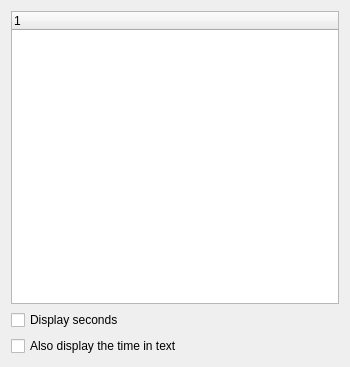
Before: the Qt Designer form plasma/applets/analog-clock/clockConfig.ui in mgottschlag/kwin-tiling, drawn with Qt 5.
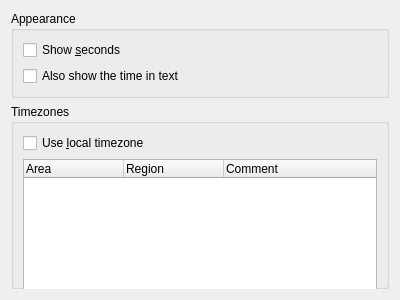
After: the same form once the commit is applied. Custom widgets are drawn as their Qt base class.

Commit message:
Improve clocks config dialogs.
Standardize strings (Eg. Show seconds in both clocks).
Improved layout.
Add the possibility to use local timezone on analog clock.
Other small improvements.

```diff
--- a/plasma/applets/analog-clock/clockConfig.ui
+++ b/plasma/applets/analog-clock/clockConfig.ui
@@ -5,27 +5,30 @@
    <rect>
     <x>0</x>
     <y>0</y>
-    <width>350</width>
-    <height>367</height>
+    <width>400</width>
+    <height>300</height>
    </rect>
   </property>
   <property name="minimumSize" >
    <size>
-    <width>350</width>
-    <height>200</height>
+    <width>400</width>
+    <height>300</height>
    </size>
   </property>
   <layout class="QVBoxLayout" >
    <item>
-    <widget class="KTimeZoneWidget" name="timeZones" >
-     <property name="minimumSize" >
-      <size>
-       <width>300</width>
-       <height>0</height>
-      </size>
-     </property>
-    </widget>
-   </item>
+    <layout class="QVBoxLayout" >
+     <item>
+      <widget class="QGroupBox" name="groupBox" >
+       <property name="title" >
+        <string>Appearance</string>
+       </property>
+       <property name="flat" >
+        <bool>true</bool>
+       </property>
+       <layout class="QVBoxLayout" >
+        <item>
+         <layout class="QVBoxLayout" >
    <item>
     <widget class="QCheckBox" name="showSecondHandCheckBox" >
      <property name="toolTip" >
@@ -35,7 +38,7 @@
       <string>Check this if you want to display the second hand in order to see the seconds.</string>
      </property>
      <property name="text" >
-      <string>Display seconds</string>
+             <string>Show &amp;seconds</string>
      </property>
     </widget>
    </item>
@@ -48,9 +51,64 @@
       <string>Check this if you want to display the time as a string within the clock.</string>
      </property>
      <property name="text" >
-      <string>Also display the time in text</string>
-     </property>
-    </widget>
+             <string>Also show the time in text</string>
+            </property>
+           </widget>
+          </item>
+         </layout>
+        </item>
+       </layout>
+      </widget>
+     </item>
+     <item>
+      <widget class="QGroupBox" name="groupBox_2" >
+       <property name="title" >
+        <string>Timezones</string>
+       </property>
+       <property name="flat" >
+        <bool>true</bool>
+       </property>
+       <layout class="QVBoxLayout" >
+        <item>
+         <layout class="QVBoxLayout" >
+          <item>
+           <widget class="QCheckBox" name="localTimeZone" >
+            <property name="text" >
+             <string>Use &amp;local timezone</string>
+            </property>
+           </widget>
+          </item>
+          <item>
+           <widget class="KTimeZoneWidget" name="timeZones" >
+            <property name="minimumSize" >
+             <size>
+              <width>300</width>
+              <height>150</height>
+             </size>
+            </property>
+            <column>
+             <property name="text" >
+              <string>Area</string>
+             </property>
+            </column>
+            <column>
+             <property name="text" >
+              <string>Region</string>
+             </property>
+            </column>
+            <column>
+             <property name="text" >
+              <string>Comment</string>
+             </property>
+            </column>
+           </widget>
+          </item>
+         </layout>
+        </item>
+       </layout>
+      </widget>
+     </item>
+    </layout>
    </item>
   </layout>
  </widget>
```
Left out of the diff: 27 changed lines with no effect on the pictures. Lines whose indentation alone changed are shown as unchanged. The commit also changes 3 other files.
